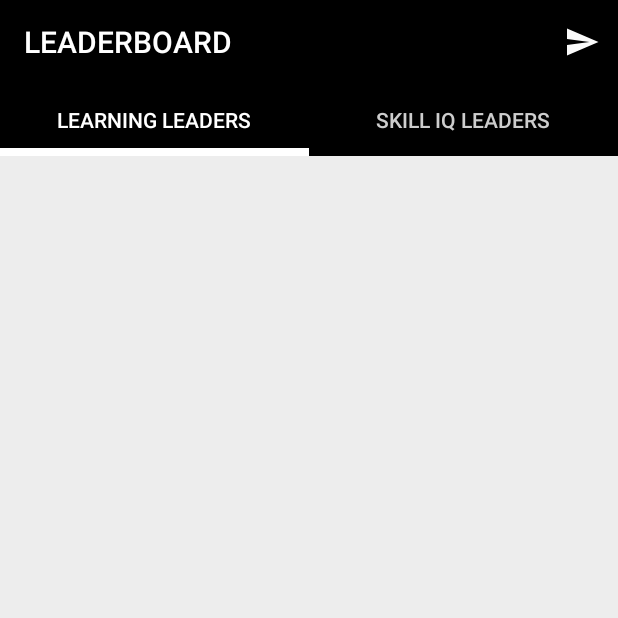
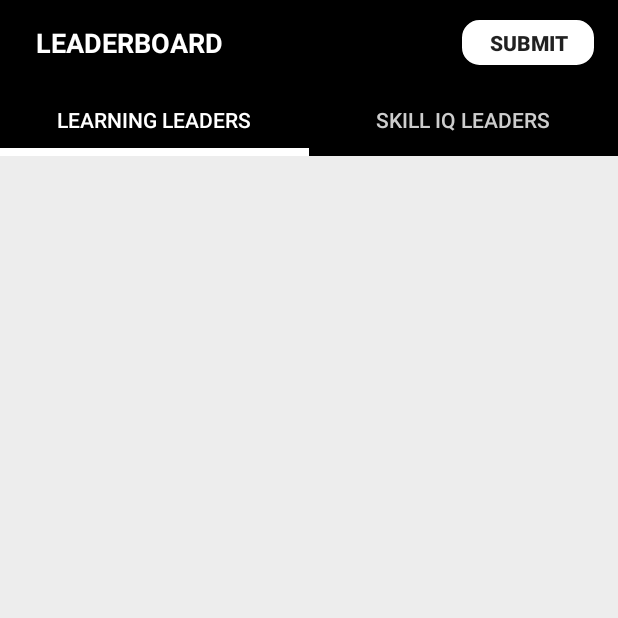
Before and after one commit to attahemma/GADSTracker, an Android app: the screen it shows after launch (LeaderBoard), on a phone screen of 412 x 824 dp, the top half of it. Run offline under Robolectric (Android 15) with nearby library versions, the phone set to English and light mode, and no system bars; Roboto replaces fonts that are not available here; 1 statement that could not run was skipped.

Commit message:
made UI patches and created screenshot on a physical device

```diff
--- a/app/src/main/AndroidManifest.xml
+++ b/app/src/main/AndroidManifest.xml
@@ -10,7 +10,7 @@
         android:supportsRtl="true"
         android:theme="@style/AppTheme">
         <activity android:name=".SubmissionActivity"
-            android:parentActivityName=".LeaderBoard">
+            android:parentActivityName="com.pyropy.gadstracker.LeaderBoard">
 
         </activity>
         <activity android:name=".LeaderBoard" />
--- a/app/src/main/java/com/pyropy/gadstracker/LeaderBoard.java
+++ b/app/src/main/java/com/pyropy/gadstracker/LeaderBoard.java
@@ -12,6 +12,8 @@ import android.util.Log;
 import android.view.Menu;
 import android.view.MenuInflater;
 import android.view.MenuItem;
+import android.view.View;
+import android.widget.Button;
 
 import com.google.android.material.tabs.TabLayout;
 import com.pyropy.gadstracker.Adapters.ViewPagerAdapter;
@@ -25,6 +27,7 @@ public class LeaderBoard extends AppCompatActivity {
     private ViewPager mViewPager;
     private ViewPagerAdapter mViewPagerAdapter;
     private Toolbar mMyToolbar;
+    private Button mButton;
 
     @Override
     protected void onCreate(Bundle savedInstanceState) {
@@ -65,26 +68,20 @@ public class LeaderBoard extends AppCompatActivity {
         setSupportActionBar(mMyToolbar);
         mTabLayout = findViewById(R.id.tablayout);
         mViewPager = findViewById(R.id.viewpager);
+        mButton = findViewById(R.id.btn_submit);
+
+        mButton.setOnClickListener(new View.OnClickListener() {
+            @Override
+            public void onClick(View view) {
+                lauchSubmitPage();
+            }
+        });
 
         mViewPagerAdapter = new ViewPagerAdapter(getSupportFragmentManager());
         Log.d(TAG,"Components Initialized and ViewPagerAdapter Created.");
     }
-
-    @Override
-    public boolean onCreateOptionsMenu(Menu menu) {
-        getMenuInflater().inflate(R.menu.leaderboard_menu,menu);
-        return true;
-    }
-
-    @Override
-    public boolean onOptionsItemSelected(@NonNull MenuItem item) {
-        switch (item.getItemId()){
-            case R.id.submit_menu:
-                Intent intent = new Intent(this,SubmissionActivity.class);
-                startActivity(intent);
-                return true;
-            default:
-                return true;
-        }
+    private void lauchSubmitPage(){
+        Intent intent = new Intent(this,SubmissionActivity.class);
+        startActivity(intent);
     }
 }
--- /dev/null
+++ b/app/src/main/res/drawable/back_btn.xml
@@ -0,0 +1,5 @@
+<vector android:height="24dp" android:tint="#FFFFFF"
+    android:viewportHeight="24" android:viewportWidth="24"
+    android:width="24dp" xmlns:android="http://schemas.android.com/apk/res/android">
+    <path android:fillColor="@android:color/white" android:pathData="M21,11H6.83l3.58,-3.59L9,6l-6,6 6,6 1.41,-1.41L6.83,13H21z"/>
+</vector>
--- a/app/src/main/res/layout/activity_leader_board.xml
+++ b/app/src/main/res/layout/activity_leader_board.xml
@@ -4,20 +4,60 @@
     xmlns:tools="http://schemas.android.com/tools"
     android:layout_width="match_parent"
     android:layout_height="match_parent"
-    tools:context=".LeaderBoard"
-    android:orientation="vertical">
+    android:orientation="vertical"
+    tools:context=".LeaderBoard">
 
-    <androidx.appcompat.widget.Toolbar
-        android:id="@+id/my_toolbar"
+    <com.google.android.material.appbar.AppBarLayout
         android:layout_width="match_parent"
         android:layout_height="?attr/actionBarSize"
-        android:background="?attr/colorPrimary"
-        android:elevation="4dp"
         android:theme="@style/ThemeOverlay.AppCompat.ActionBar"
-        app:menu="@menu/leaderboard_menu"
-        app:popupTheme="@style/ThemeOverlay.AppCompat.Light"
-        app:title="LEADERBOARD"
-        app:titleTextColor="#FFFFFF" />
+        app:popupTheme="@style/ThemeOverlay.AppCompat.Light">
+
+        <androidx.appcompat.widget.Toolbar
+            android:id="@+id/my_toolbar"
+            android:layout_width="match_parent"
+            android:layout_height="match_parent">
+            <androidx.coordinatorlayout.widget.CoordinatorLayout
+                android:layout_width="match_parent"
+                android:layout_height="match_parent"
+                >
+
+                <androidx.constraintlayout.widget.ConstraintLayout
+                    android:layout_width="match_parent"
+                    android:layout_height="match_parent"
+                    android:background="@color/colorPrimaryDark">
+
+                    <Button
+                        android:id="@+id/btn_submit"
+                        android:layout_width="wrap_content"
+                        android:layout_height="30dp"
+                        android:layout_marginBottom="8dp"
+                        android:layout_marginEnd="16dp"
+                        android:layout_marginTop="8dp"
+                        android:background="@drawable/input_bg"
+                        android:text="Submit"
+                        android:textSize="14sp"
+                        android:textStyle="bold"
+                        app:layout_constraintBottom_toBottomOf="parent"
+                        app:layout_constraintEnd_toEndOf="parent"
+                        app:layout_constraintTop_toTopOf="parent" />
+
+                    <TextView
+                        android:id="@+id/textView2"
+                        android:layout_width="wrap_content"
+                        android:layout_height="wrap_content"
+                        android:layout_marginStart="8dp"
+                        android:text="LEADERBOARD"
+                        android:textColor="#fff"
+                        android:textSize="18sp"
+                        android:textStyle="bold"
+                        app:layout_constraintBottom_toBottomOf="parent"
+                        app:layout_constraintStart_toStartOf="parent"
+                        app:layout_constraintTop_toTopOf="parent" />
+                </androidx.constraintlayout.widget.ConstraintLayout>
+            </androidx.coordinatorlayout.widget.CoordinatorLayout>
+        </androidx.appcompat.widget.Toolbar>
+    </com.google.android.material.appbar.AppBarLayout>
 
     <com.google.android.material.tabs.TabLayout
         android:id="@+id/tablayout"
@@ -32,11 +72,10 @@
         app:tabTextColor="#CDCDCD" />
 
     <androidx.viewpager.widget.ViewPager
+        android:id="@+id/viewpager"
         android:layout_width="match_parent"
         android:layout_height="0dp"
         android:layout_weight="1"
-        android:background="#fff"
-        android:id="@+id/viewpager"
-        />
+        android:background="#fff" />
 
 </LinearLayout>
```
Also changed, not shown: app/src/main/java/com/pyropy/gadstracker/SubmissionActivity.java (+15 -1 lines), app/src/main/res/layout/activity_submission.xml (+22 -12 lines), 8 other files.
